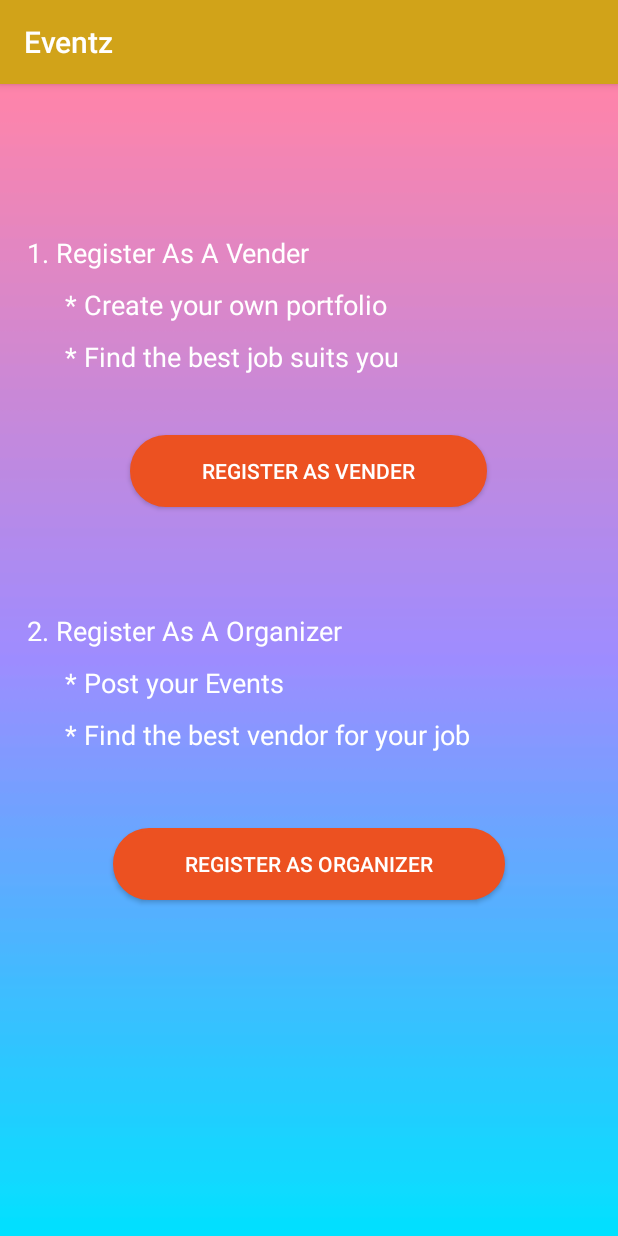
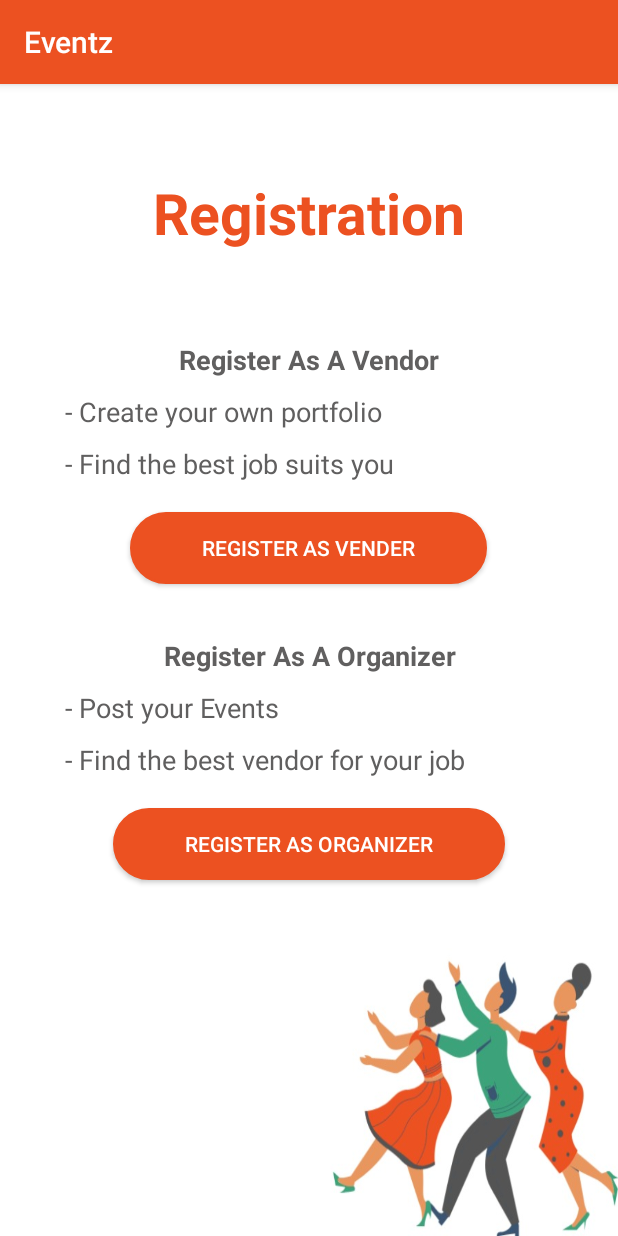
Before and after one commit to SandeepaFernando/Eventz_Android, an Android app: the screen it shows after launch (RegisterActivity), after a tap on "REGISTER NOW", on a phone screen of 412 x 824 dp. Run offline under Robolectric (Android 15) with nearby library versions, the phone set to English and light mode, and no system bars; our stand-ins replace Volley; network calls fail.

Commit message:
Fine tuning interfaces

```diff
--- a/app/src/main/java/com/example/eventz/MainActivity.java
+++ b/app/src/main/java/com/example/eventz/MainActivity.java
@@ -29,6 +29,7 @@ import org.json.JSONException;
 import org.json.JSONObject;
 
 import java.nio.charset.StandardCharsets;
+import java.util.Objects;
 
 import com.example.eventz.preferences.UserSession;
 import com.example.eventz.preferences.User;
@@ -44,13 +45,14 @@ public class MainActivity extends AppCompatActivity {
     User usersp = new User();
     private String token;
     private RequestQueue requestQueue;
-    //String URL = "http://192.168.1.100:8000/login";
 
+    @RequiresApi(api = Build.VERSION_CODES.KITKAT)
     @SuppressLint("CommitPrefEdits")
     @Override
     protected void onCreate(Bundle savedInstanceState) {
         super.onCreate(savedInstanceState);
         setContentView(R.layout.activity_main);
+        Objects.requireNonNull(getSupportActionBar()).setDisplayShowTitleEnabled(false);
 
         session = new UserSession(getApplicationContext());
         password = findViewById(R.id.editTextPassword);
--- a/app/src/main/java/com/example/eventz/add_events/AddEventsActivity.java
+++ b/app/src/main/java/com/example/eventz/add_events/AddEventsActivity.java
@@ -52,6 +52,7 @@ import java.util.Calendar;
 import java.util.Date;
 import java.util.HashMap;
 import java.util.Map;
+import java.util.Objects;
 
 public class AddEventsActivity extends AppCompatActivity implements SkillAdapterAddEvent.onItemClickListener {
     User user = new User();
@@ -100,10 +101,13 @@ public class AddEventsActivity extends AppCompatActivity implements SkillAdapter
     private int mStatusCode = 0;
     String dateIn_IN;
 
+    @RequiresApi(api = Build.VERSION_CODES.KITKAT)
     @Override
     protected void onCreate(Bundle savedInstanceState) {
         super.onCreate(savedInstanceState);
         setContentView(R.layout.activity_add_events);
+        Objects.requireNonNull(getSupportActionBar()).setDisplayShowTitleEnabled(false);
+
 
         SharedPreferences sp = user.retrieveUserData(getApplicationContext());
         userType = sp.getString("USERTYPE", "");
--- a/app/src/main/java/com/example/eventz/filter/FilterActivity.java
+++ b/app/src/main/java/com/example/eventz/filter/FilterActivity.java
@@ -74,6 +74,8 @@ public class FilterActivity extends AppCompatActivity implements AdapterView.OnI
     protected void onCreate(Bundle savedInstanceState) {
         super.onCreate(savedInstanceState);
         setContentView(R.layout.activity_filter);
+        Objects.requireNonNull(getSupportActionBar()).setDisplayShowTitleEnabled(false);
+
 
         textInputBudget = findViewById(R.id.text_input_min);
         textInputEventDate = findViewById(R.id.text_input_date);
--- a/app/src/main/java/com/example/eventz/home/HomeActivity.java
+++ b/app/src/main/java/com/example/eventz/home/HomeActivity.java
@@ -3,6 +3,7 @@ package com.example.eventz.home;
 import android.annotation.SuppressLint;
 import android.content.Intent;
 import android.content.SharedPreferences;
+import android.os.Build;
 import android.os.Bundle;
 import android.util.Log;
 import android.view.MenuItem;
@@ -36,6 +37,7 @@ import com.google.android.material.navigation.NavigationView;
 import com.google.firebase.messaging.FirebaseMessaging;
 
 import androidx.annotation.NonNull;
+import androidx.annotation.RequiresApi;
 import androidx.navigation.NavController;
 import androidx.navigation.Navigation;
 import androidx.navigation.ui.AppBarConfiguration;
@@ -50,6 +52,7 @@ import org.json.JSONObject;
 import java.nio.charset.Charset;
 import java.util.HashMap;
 import java.util.Map;
+import java.util.Objects;
 
 public class HomeActivity extends AppCompatActivity {
 
@@ -62,6 +65,7 @@ public class HomeActivity extends AppCompatActivity {
     private RequestQueue mRequestQueue;
     private int mStatusCode = 0;
 
+    @RequiresApi(api = Build.VERSION_CODES.KITKAT)
     @SuppressLint("RestrictedApi")
     @Override
     protected void onCreate(Bundle savedInstanceState) {
@@ -77,6 +81,7 @@ public class HomeActivity extends AppCompatActivity {
                 startActivity(intent);
             }
         });
+        Objects.requireNonNull(getSupportActionBar()).setDisplayShowTitleEnabled(false);
 
 
         DrawerLayout drawer = findViewById(R.id.drawer_layout);
--- a/app/src/main/res/layout/activity_register.xml
+++ b/app/src/main/res/layout/activity_register.xml
@@ -6,18 +6,30 @@
     android:layout_height="match_parent"
     android:paddingLeft="18dp"
     android:paddingRight="18dp"
-    android:background="@drawable/registerbackground">
+    android:background="@drawable/reg_bg">
+
+    <TextView
+        android:layout_width="match_parent"
+        android:layout_height="wrap_content"
+        android:text="Registration"
+        android:textAlignment="center"
+        android:gravity="center_horizontal"
+        android:layout_marginTop="60dp"
+        android:textSize="38sp"
+        android:textColor="#ec5121"
+        android:textStyle="bold"/>
 
     <TextView
         android:id="@+id/textView2"
         android:layout_width="match_parent"
         android:layout_height="wrap_content"
         android:layout_gravity="left"
-        android:layout_marginTop="100dp"
-        android:textColor="#fff"
+        android:textAlignment="center"
+        android:layout_marginTop="60dp"
+        android:textColor="#605F5F"
         android:textSize="18dp"
-        android:text="1. Register As A Vender"
-        android:textAlignment="viewStart"
+        android:text="Register As A Vendor"
+        android:textStyle="bold"
         tools:ignore="RtlCompat" />
 
     <TextView
@@ -27,9 +39,9 @@
         android:layout_gravity="left"
         android:layout_marginTop="10dp"
         android:layout_marginLeft="25dp"
-        android:textColor="#fff"
+        android:textColor="#605F5F"
         android:textSize="18dp"
-        android:text="* Create your own portfolio"
+        android:text="- Create your own portfolio"
         tools:ignore="RtlCompat" />
 
     <TextView
@@ -39,9 +51,9 @@
         android:layout_gravity="left"
         android:layout_marginTop="10dp"
         android:layout_marginLeft="25dp"
-        android:textColor="#fff"
+        android:textColor="#605F5F"
         android:textSize="18dp"
-        android:text="* Find the best job suits you"
+        android:text="- Find the best job suits you"
         tools:ignore="RtlCompat" />
 
     <Button
@@ -49,26 +61,26 @@
         android:layout_width="wrap_content"
         android:layout_height="wrap_content"
         android:layout_gravity="center_horizontal"
-        android:layout_marginTop="40dp"
+        android:layout_marginTop="20dp"
         android:background="@drawable/background_login_two"
+        android:outlineAmbientShadowColor="#777575"
         android:paddingLeft="48dp"
         android:paddingRight="48dp"
         android:text="Register AS vender"
         android:textAllCaps="true"
-        android:textColor="#fff"
-        android:outlineAmbientShadowColor="#777575"
-        />
+        android:textColor="#fff" />
 
     <TextView
         android:id="@+id/textView6"
         android:layout_width="match_parent"
         android:layout_height="wrap_content"
         android:layout_gravity="left"
-        android:layout_marginTop="70dp"
-        android:textColor="#fff"
+        android:layout_marginTop="35dp"
+        android:textColor="#605F5F"
         android:textSize="18dp"
-        android:text="2. Register As A Organizer"
-        android:textAlignment="viewStart"
+        android:text="Register As A Organizer"
+        android:textStyle="bold"
+        android:textAlignment="center"
         tools:ignore="RtlCompat" />
 
     <TextView
@@ -78,9 +90,9 @@
         android:layout_gravity="left"
         android:layout_marginTop="10dp"
         android:layout_marginLeft="25dp"
-        android:textColor="#fff"
+        android:textColor="#605F5F"
         android:textSize="18dp"
-        android:text="* Post your Events"
+        android:text="- Post your Events"
         tools:ignore="RtlCompat" />
 
     <TextView
@@ -90,9 +102,9 @@
         android:layout_gravity="left"
         android:layout_marginTop="10dp"
         android:layout_marginLeft="25dp"
-        android:textColor="#fff"
+        android:textColor="#605F5F"
         android:textSize="18dp"
-        android:text="* Find the best vendor for your job"
+        android:text="- Find the best vendor for your job"
         tools:ignore="RtlCompat" />
 
 
@@ -101,7 +113,7 @@
         android:layout_width="wrap_content"
         android:layout_height="wrap_content"
         android:layout_gravity="center_horizontal"
-        android:layout_marginTop="50dp"
+        android:layout_marginTop="20dp"
         android:background="@drawable/background_login_two"
         android:paddingLeft="48dp"
         android:paddingRight="48dp"
--- a/app/src/main/res/layout/item_filter.xml
+++ b/app/src/main/res/layout/item_filter.xml
@@ -28,7 +28,7 @@
                     android:layout_width="wrap_content"
                     android:layout_height="wrap_content"
                     android:layout_alignParentTop="true"
-                    android:width="60dp"
+                    android:width="65dp"
                     android:hint="Name"
                     android:textColor="@android:color/black"
                     android:textSize="15sp" />
@@ -54,7 +54,7 @@
                     android:layout_width="wrap_content"
                     android:layout_height="wrap_content"
                     android:layout_alignParentTop="true"
-                    android:width="60dp"
+                    android:width="65dp"
                     android:hint="Email"
                     android:textColor="@android:color/black"
                     android:textSize="15sp" />
@@ -80,7 +80,7 @@
                     android:layout_width="wrap_content"
                     android:layout_height="wrap_content"
                     android:layout_alignParentTop="true"
-                    android:width="60dp"
+                    android:width="65dp"
                     android:hint="Location"
                     android:textColor="@android:color/black"
                     android:textSize="15sp" />
--- a/app/src/main/res/values/colors.xml
+++ b/app/src/main/res/values/colors.xml
@@ -1,6 +1,6 @@
 <?xml version="1.0" encoding="utf-8"?>
 <resources>
-    <color name="colorPrimary">#D1A319</color>
-    <color name="colorPrimaryDark">#B58804</color>
+    <color name="colorPrimary">#ec5121</color>
+    <color name="colorPrimaryDark">#AC4728</color>
     <color name="colorAccent">#03DAC5</color>
 </resources>
--- a/app/src/main/res/values/strings.xml
+++ b/app/src/main/res/values/strings.xml
@@ -107,7 +107,9 @@
     <string name="title_activity_event_info">ScrollingActivity</string>
 
 
-    <string name="ip">http://192.168.1.103:8000/</string>
+<!--    <string name="ip">http://192.168.1.103:8000/</string>-->
+
+    <string name="ip">http://192.168.43.217:8000/</string>
 
 
     <string name="title_activity_chat">ChatActivity</string>
--- a/app/src/main/res/xml/network_security_config.xml
+++ b/app/src/main/res/xml/network_security_config.xml
@@ -8,6 +8,7 @@
         <domain includeSubdomains="true">192.168.1.103</domain>
         <domain includeSubdomains="true">192.168.1.104</domain>
         <domain includeSubdomains="true">192.168.1.105</domain>
+        <domain includeSubdomains="true">192.168.43.217</domain>
     </domain-config>
 
 
```
Also changed, not shown: app/src/main/res/layout/activity_filter.xml (+6 -2 lines), app/src/main/res/layout/activity_main.xml (+13 -9 lines), app/src/main/res/drawable/bg_event.jpg (deleted), app/src/main/res/drawable/bgevent.jpeg (added), app/src/main/res/drawable/filterbg.jpeg (added), app/src/main/res/drawable/reg_bg.jpeg (added), app/src/main/res/drawable/registerbackground.png (deleted).
